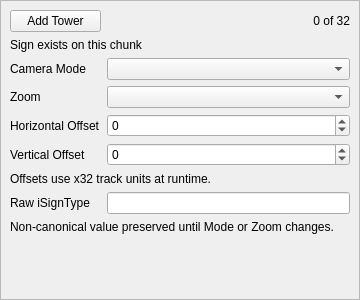
Old version of the form TrackEditor/EditTowerWidget.ui in the repository FatalDecomp/TrackEditor.
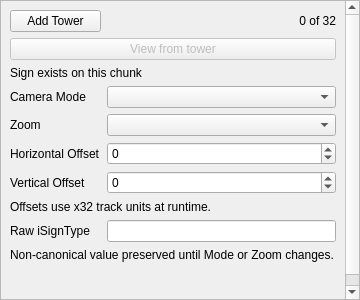
New version of the form.

Commit message: view from tower button

Diff of the .ui file:
```diff
--- a/TrackEditor/EditTowerWidget.ui
+++ b/TrackEditor/EditTowerWidget.ui
@@ -62,40 +62,50 @@
         </widget>
        </item>
        <item row="1" column="0" colspan="2">
+        <widget class="QPushButton" name="pbViewFromTower">
+         <property name="enabled">
+          <bool>false</bool>
+         </property>
+         <property name="text">
+          <string>View from tower</string>
+         </property>
+        </widget>
+       </item>
+       <item row="2" column="0" colspan="2">
         <widget class="QLabel" name="lblSignDisabled">
          <property name="text">
           <string>Sign exists on this chunk</string>
          </property>
         </widget>
        </item>
-       <item row="2" column="0">
+       <item row="3" column="0">
         <widget class="QLabel" name="lblMode">
          <property name="text">
           <string>Camera Mode</string>
          </property>
         </widget>
        </item>
-       <item row="2" column="1">
+       <item row="3" column="1">
         <widget class="QComboBox" name="cbMode"/>
        </item>
-       <item row="3" column="0">
+       <item row="4" column="0">
         <widget class="QLabel" name="lblZoom">
          <property name="text">
           <string>Zoom</string>
          </property>
         </widget>
        </item>
-       <item row="3" column="1">
+       <item row="4" column="1">
         <widget class="QComboBox" name="cbZoom"/>
        </item>
-       <item row="4" column="0">
+       <item row="5" column="0">
         <widget class="QLabel" name="lblHOffset">
          <property name="text">
           <string>Horizontal Offset</string>
          </property>
         </widget>
        </item>
-       <item row="4" column="1">
+       <item row="5" column="1">
         <widget class="QSpinBox" name="sbHOffset">
          <property name="minimum">
           <number>-65535</number>
@@ -105,14 +115,14 @@
          </property>
         </widget>
        </item>
-       <item row="5" column="0">
+       <item row="6" column="0">
         <widget class="QLabel" name="lblVOffset">
          <property name="text">
           <string>Vertical Offset</string>
          </property>
         </widget>
        </item>
-       <item row="5" column="1">
+       <item row="6" column="1">
         <widget class="QSpinBox" name="sbVOffset">
          <property name="minimum">
           <number>-65535</number>
@@ -122,7 +132,7 @@
          </property>
         </widget>
        </item>
-       <item row="6" column="0" colspan="2">
+       <item row="7" column="0" colspan="2">
         <widget class="QLabel" name="lblOffsetScale">
          <property name="text">
           <string>Offsets use x32 track units at runtime.</string>
@@ -132,17 +142,17 @@
          </property>
         </widget>
        </item>
-       <item row="7" column="0">
+       <item row="8" column="0">
         <widget class="QLabel" name="lblRawType">
          <property name="text">
           <string>Raw iSignType</string>
          </property>
         </widget>
        </item>
-       <item row="7" column="1">
+       <item row="8" column="1">
         <widget class="QLineEdit" name="leRawType"/>
        </item>
-       <item row="8" column="0" colspan="2">
+       <item row="9" column="0" colspan="2">
         <widget class="QLabel" name="lblRawPreserved">
          <property name="text">
           <string>Non-canonical value preserved until Mode or Zoom changes.</string>
@@ -152,7 +162,7 @@
          </property>
         </widget>
        </item>
-       <item row="9" column="0" colspan="2">
+       <item row="10" column="0" colspan="2">
         <spacer name="verticalSpacer">
          <property name="orientation">
           <enum>Qt::Vertical</enum>
```
The commit also changes 12 other files.
